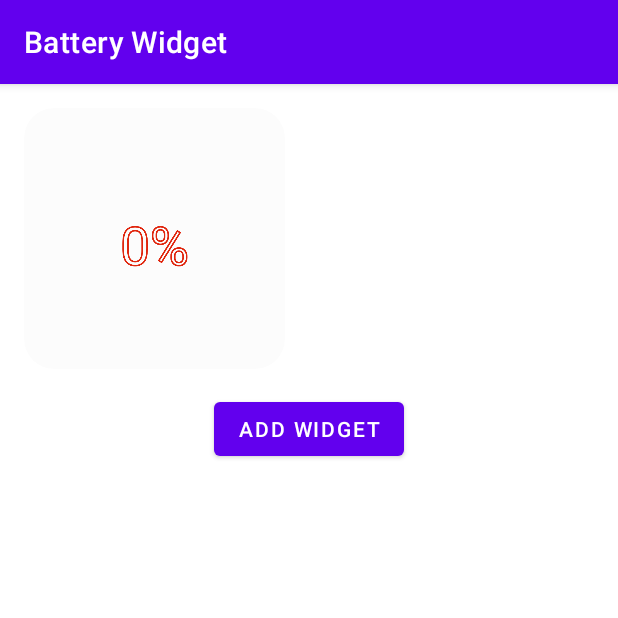
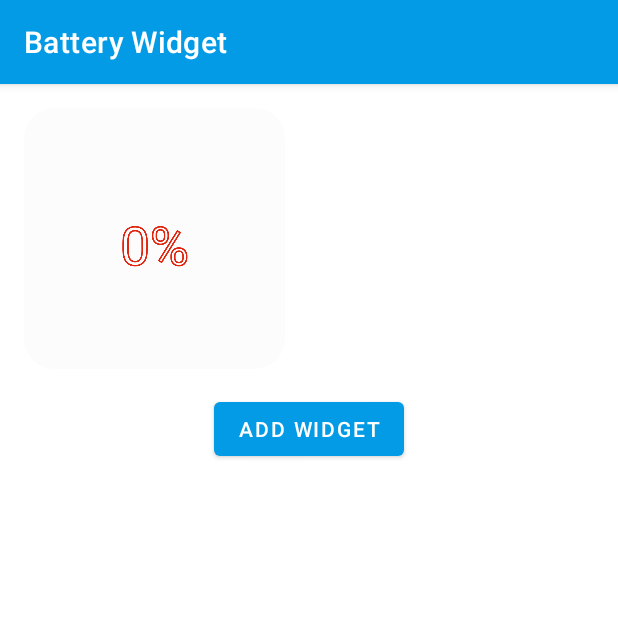
Before and after one commit to xckevin/AndroidBatteryWidget, an Android app: the screen it shows after launch (MainActivity), on a phone screen of 412 x 824 dp, the top half of it. Run offline under Robolectric (Android 15) with nearby library versions, the phone set to English and light mode, and no system bars; 4 statements that could not run were skipped.

Commit message:
theme colors

```diff
--- a/app/src/main/res/values-night/themes.xml
+++ b/app/src/main/res/values-night/themes.xml
@@ -2,15 +2,15 @@
     <!-- Base application theme. -->
     <style name="Theme.AndroidBatteryWidget" parent="Theme.MaterialComponents.DayNight.DarkActionBar">
         <!-- Primary brand color. -->
-        <item name="colorPrimary">@color/purple_200</item>
-        <item name="colorPrimaryVariant">@color/purple_700</item>
+        <item name="colorPrimary">@color/green_300</item>
+        <item name="colorPrimaryVariant">@color/green_600</item>
         <item name="colorOnPrimary">@color/black</item>
         <!-- Secondary brand color. -->
         <item name="colorSecondary">@color/teal_200</item>
         <item name="colorSecondaryVariant">@color/teal_200</item>
         <item name="colorOnSecondary">@color/black</item>
         <!-- Status bar color. -->
-        <item name="android:statusBarColor" tools:targetApi="l">?attr/colorPrimaryVariant</item>
+        <item name="android:statusBarColor" tools:targetApi="l">@color/green_900</item>
         <!-- Customize your theme here. -->
     </style>
 </resources>
--- a/app/src/main/res/values/colors.xml
+++ b/app/src/main/res/values/colors.xml
@@ -11,4 +11,8 @@
     <color name="light_blue_200">#FF81D4FA</color>
     <color name="light_blue_600">#FF039BE5</color>
     <color name="light_blue_900">#FF01579B</color>
+
+    <color name="green_300">#8BC34A</color>
+    <color name="green_600">#4CAF50</color>
+    <color name="green_900">#388E3C</color>
 </resources>
--- a/app/src/main/res/values/themes.xml
+++ b/app/src/main/res/values/themes.xml
@@ -2,15 +2,16 @@
     <!-- Base application theme. -->
     <style name="Theme.AndroidBatteryWidget" parent="Theme.MaterialComponents.DayNight.DarkActionBar">
         <!-- Primary brand color. -->
-        <item name="colorPrimary">@color/purple_500</item>
-        <item name="colorPrimaryVariant">@color/purple_700</item>
+        <item name="colorPrimary">@color/light_blue_600</item>
+        <item name="colorPrimaryVariant">@color/light_blue_900</item>
         <item name="colorOnPrimary">@color/white</item>
         <!-- Secondary brand color. -->
         <item name="colorSecondary">@color/teal_200</item>
         <item name="colorSecondaryVariant">@color/teal_700</item>
         <item name="colorOnSecondary">@color/black</item>
         <!-- Status bar color. -->
-        <item name="android:statusBarColor" tools:targetApi="l">?attr/colorPrimaryVariant</item>
+<!--        <item name="android:statusBarColor" tools:targetApi="l">?attr/colorPrimaryVariant</item>-->
+        <item name="android:statusBarColor" tools:targetApi="l">@color/light_blue_200</item>
         <!-- Customize your theme here. -->
     </style>
 
```
